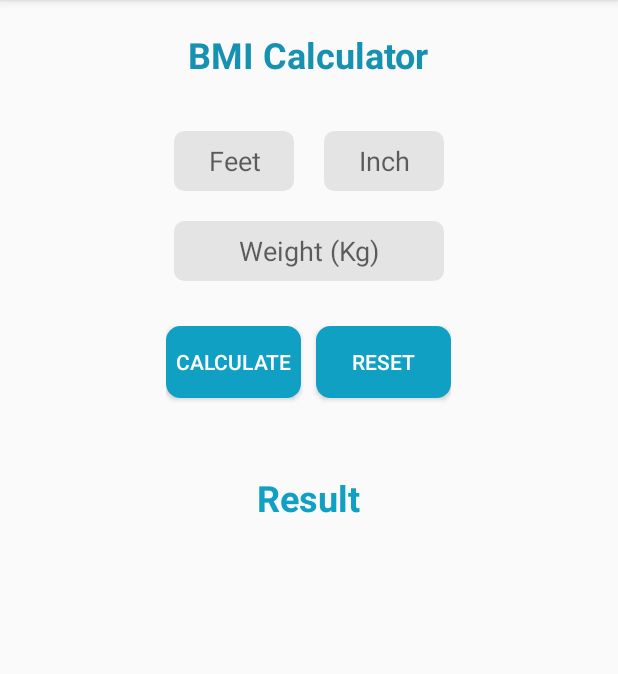
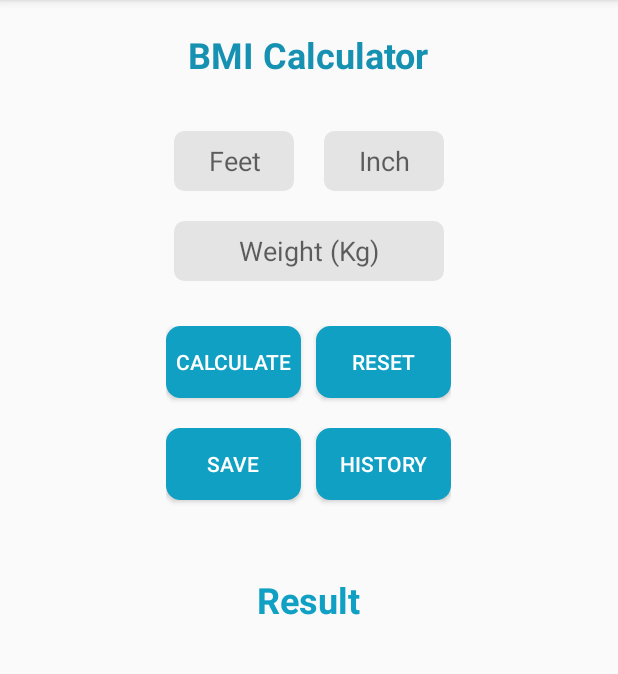
Before and after one commit to Partha-SUST16/Health_KIT, an Android app: the BmiCalculator screen opened directly, with no data from a screen before it, on a phone screen of 412 x 824 dp, the part 84-758 px from its top. Run offline under Robolectric (Android 15) with nearby library versions, the phone set to English and light mode, and no system bars; our stand-ins replace Firebase (no records; nobody signed in at launch, a user with empty details on screens opened directly).

```diff
--- a/HealthKit/app/src/main/AndroidManifest.xml
+++ b/HealthKit/app/src/main/AndroidManifest.xml
@@ -18,7 +18,8 @@
         android:roundIcon="@mipmap/ic_launcher_round"
         android:supportsRtl="true"
         android:theme="@style/AppTheme">
-        <activity android:name=".MedicalLogin"></activity>
+        <activity android:name=".BmiHistory"></activity>
+        <activity android:name=".MedicalLogin" />
         <activity android:name=".Circle" />
         <activity android:name=".DoctorbyHospital" />
 
--- a/HealthKit/app/src/main/java/com/example/healthkit/BmiCalculator.java
+++ b/HealthKit/app/src/main/java/com/example/healthkit/BmiCalculator.java
@@ -1,11 +1,22 @@
 package com.example.healthkit;
-
+import android.content.Intent;
 import android.support.v7.app.AppCompatActivity;
 import android.os.Bundle;
+import android.text.TextUtils;
+import android.util.Log;
 import android.view.View;
+import android.widget.Button;
 import android.widget.EditText;
 import android.widget.TextView;
 import android.widget.Toast;
+
+import com.google.firebase.database.DatabaseReference;
+import com.google.firebase.database.FirebaseDatabase;
+
+import java.text.DateFormat;
+import java.text.SimpleDateFormat;
+import java.util.Calendar;
+import java.util.Date;
 
 public class BmiCalculator extends AppCompatActivity {
 
@@ -13,6 +24,10 @@ public class BmiCalculator extends AppCompatActivity {
     private EditText heightInputInch;
     private EditText weightInput;
     private TextView resultOutput;
+    private Button calc,save,reset,history;
+    private String currentBmi = null;
+
+    DatabaseReference dbReference;
 
     @Override
     protected void onCreate(Bundle savedInstanceState) {
@@ -22,9 +37,15 @@ public class BmiCalculator extends AppCompatActivity {
         heightInputInch = (EditText) findViewById(R.id.heightInputInch);
         weightInput = (EditText) findViewById(R.id.weightInput);
         resultOutput = (TextView) findViewById(R.id.resultOutput);
-    }
+        calc = (Button) findViewById(R.id.calcBtn);
+        reset = (Button) findViewById(R.id.resetBtn);
+        save = (Button) findViewById(R.id.saveData);
+        history = (Button) findViewById(R.id.bmiHistorybtn);
 
-    public void BmiCalculation(View v){
+
+        calc.setOnClickListener(new View.OnClickListener() {
+            @Override
+            public void onClick(View view) {
                 String heightStrfeet = heightInputFeet.getText().toString();
                 String heightStrinch = heightInputInch.getText().toString();
                 String weightStr = weightInput.getText().toString();
@@ -37,14 +58,63 @@ public class BmiCalculator extends AppCompatActivity {
                     double bmi = (weightValue/(heightValue*heightValue*0.0254*0.0254));
                     double parfectWeightMan = 56.2+(heightValue-60)*1.4;
                     double parfectWeightWoman = 53.1+(heightValue-60)*1.35;
+                    currentBmi = Double.toString(bmi);
 
                     displayBMI(bmi,parfectWeightMan,parfectWeightWoman);
                 }
                 else
                 {
-            Toast.makeText(this,"Incomplete Input",Toast.LENGTH_SHORT).show();
+                    Toast.makeText(getApplicationContext(),"Incomplete Input",Toast.LENGTH_SHORT).show();
                 }
             }
+        });
+
+
+        reset.setOnClickListener(new View.OnClickListener() {
+            @Override
+            public void onClick(View view) {
+                resultOutput.setText(null);
+                heightInputInch.setText(null);
+                heightInputFeet.setText(null);
+                weightInput.setText(null);
+            }
+        });
+        String currentUser=SharedPrefManager.getInstance(getApplicationContext()).getUsername();
+
+        dbReference = FirebaseDatabase.getInstance().getReference().child("Patients").child(currentUser)
+                .child("Bmi_Report");
+
+        save.setOnClickListener(new View.OnClickListener() {
+            @Override
+            public void onClick(View view) {
+                Date date = Calendar.getInstance().getTime();
+                DateFormat dateFormat = new SimpleDateFormat("yyyy-MM-dd HH-mm-ss");
+                String strDate = dateFormat.format(date);
+                String firstPart = strDate.substring(0,strDate.lastIndexOf(' '));
+                String secondPart = strDate.substring(strDate.indexOf(' ')+1,strDate.length());
+                Log.d("Anyyyyyyyyyyyyyyyy","onClick: "+firstPart+"          "+secondPart);
+                String finaldate = firstPart+"_"+secondPart;
+
+                if(!TextUtils.isEmpty(resultOutput.getText().toString()))
+                {
+                    dbReference.child(finaldate).setValue(currentBmi);
+                }
+                else{
+                    Toast.makeText(BmiCalculator.this, "Error Input", Toast.LENGTH_SHORT).show();
+                }
+
+            }
+        });
+
+        history.setOnClickListener(new View.OnClickListener() {
+            @Override
+            public void onClick(View view) {
+                Intent intent = new Intent(getApplicationContext(),BmiHistory.class);
+                startActivity(intent);
+            }
+        });
+    }
+
     public void displayBMI(double bmi,double parfectWeightMan,double parfectWeightWoman){
         String bmiLevel=null;
         if(bmi<=15)
@@ -83,10 +153,4 @@ public class BmiCalculator extends AppCompatActivity {
         bmiLevel = "Your BMI:\n"+String.format("%.2f",bmi) +"\n\nYour Shape:\n"+bmiLevel +"\n\nPerfect Weight (Man):\n"+String.format("%.2f",parfectWeightMan)+" Kg"+"\n\nPerfect Weight (Woman): \n"+String.format("%.2f",parfectWeightWoman)+" Kg";
         resultOutput.setText(bmiLevel);
     }
-    public void resetMethod(View v){
-        resultOutput.setText(null);
-        heightInputInch.setText(null);
-        heightInputFeet.setText(null);
-        weightInput.setText(null);
 }
-}
--- a/HealthKit/app/src/main/java/com/example/healthkit/Circle.java
+++ b/HealthKit/app/src/main/java/com/example/healthkit/Circle.java
@@ -121,7 +121,6 @@ public class Circle extends AppCompatActivity implements OnMapReadyCallback, Ada
                 for (DataSnapshot snapshot : dataSnapshot.getChildren()) {
                     if(snapshot.getKey().equalsIgnoreCase("needhelp")) {
                         needHelp = snapshot.getValue(String.class);
-
                         Log.d("emni",needHelp);
                     }
                     String t;
--- a/HealthKit/app/src/main/res/layout/activity_bmi_calculator.xml
+++ b/HealthKit/app/src/main/res/layout/activity_bmi_calculator.xml
@@ -93,10 +93,10 @@
                     android:layout_marginTop="20dp"
                     android:layout_marginRight="10dp"
                     android:gravity="center"
-                    android:onClick="BmiCalculation"
                     android:text="Calculate"
                     android:background="@drawable/button_background"
                     android:textColor="#ffffff" />
+
                 <Button
                     android:id="@+id/resetBtn"
                     android:layout_width="wrap_content"
@@ -104,11 +104,36 @@
                     android:layout_gravity="center_horizontal"
                     android:layout_marginTop="20dp"
                     android:gravity="center"
-                    android:onClick="resetMethod"
                     android:text="Reset"
                     android:background="@drawable/button_background"
                     android:textColor="#ffffff" />
 
+            </LinearLayout>
+            <LinearLayout
+                android:layout_width="wrap_content"
+                android:layout_height="wrap_content"
+                android:layout_gravity="center">
+                <Button
+                    android:id="@+id/saveData"
+                    android:layout_width="wrap_content"
+                    android:layout_height="wrap_content"
+                    android:layout_gravity="center_horizontal"
+                    android:layout_marginTop="20dp"
+                    android:layout_marginRight="10dp"
+                    android:gravity="center"
+                    android:text="Save"
+                    android:background="@drawable/button_background"
+                    android:textColor="#ffffff" />
+                <Button
+                    android:id="@+id/bmiHistorybtn"
+                    android:layout_width="wrap_content"
+                    android:layout_height="wrap_content"
+                    android:layout_gravity="center_horizontal"
+                    android:layout_marginTop="20dp"
+                    android:gravity="center"
+                    android:text="history"
+                    android:background="@drawable/button_background"
+                    android:textColor="#ffffff" />
             </LinearLayout>
 
             <TextView
```
Also changed, not shown: HealthKit/app/src/main/java/com/example/healthkit/BmiHistory.java (added, +75 -0 lines), HealthKit/app/src/main/java/com/example/healthkit/BmiHistoryCardview.java (added, +10 -0 lines), HealthKit/app/src/main/java/com/example/healthkit/BmiHistoryCardviewAdapter.java (added, +70 -0 lines), HealthKit/app/src/main/res/layout/activity_bmi_history.xml (added, +58 -0 lines), HealthKit/app/src/main/res/layout/layout_bmi_history_cardview.xml (added, +38 -0 lines). Lines whose indentation alone changed are shown as unchanged.
